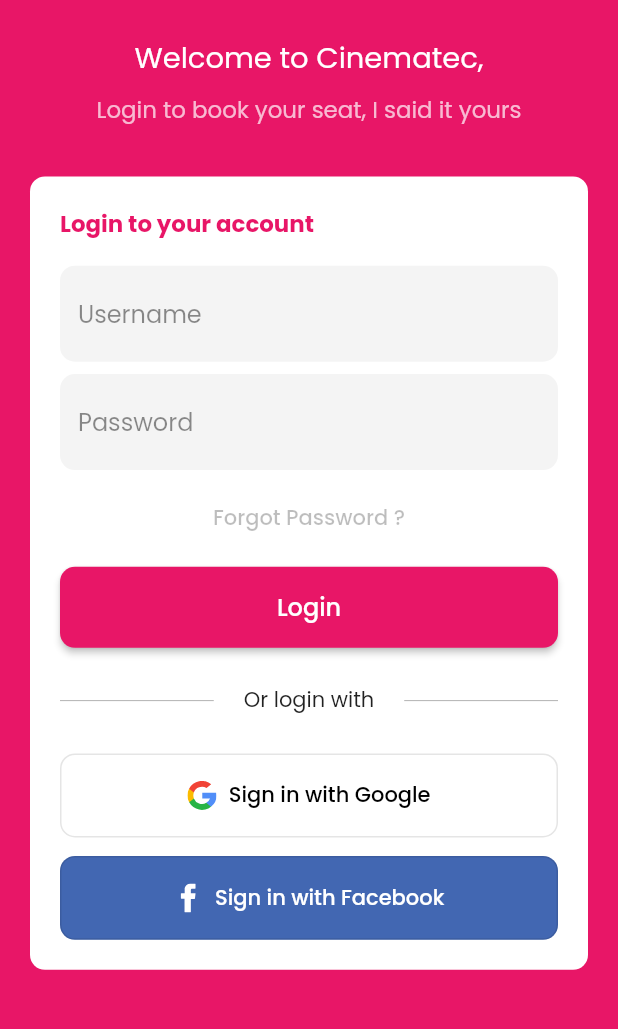
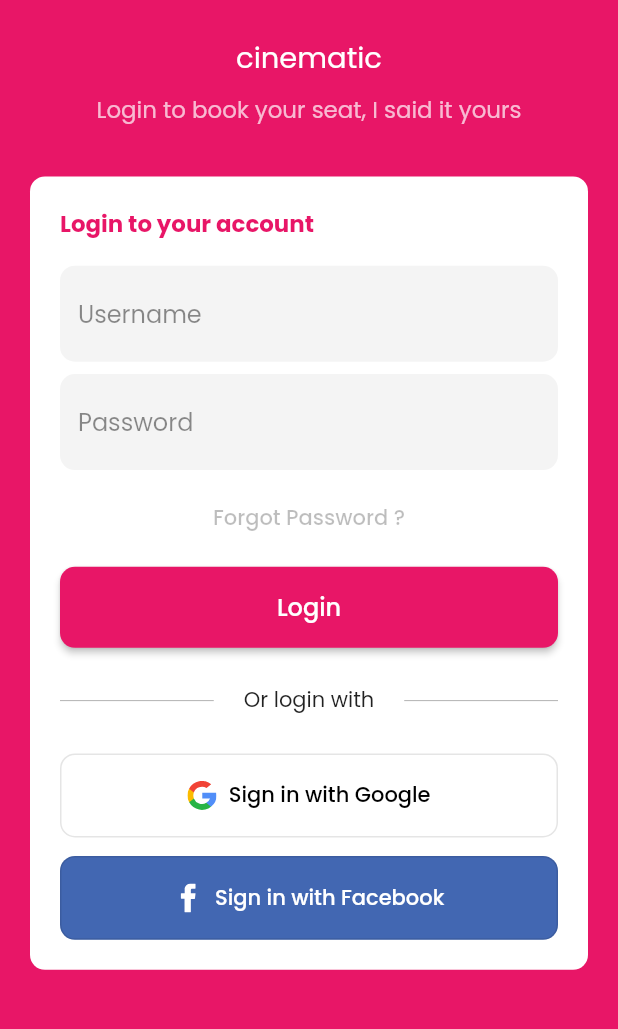
Before and after one commit to ahmedElsarag/cenimatic, a Flutter app: the screen it shows after launch, on a phone screen of 412 x 824 dp, the part 124-1153 px from its top. Run offline on Flutter 3.47's test engine with Material 2 defaults, Android fonts, the phone set to English and light mode, and no system bars; our stand-ins replace flutter_svg, responsive_sizer; generated files the repository leaves out were written again.

Commit message:
implement localization in both arabic and english

```diff
--- /dev/null
+++ b/l10n.yaml
@@ -0,0 +1,3 @@
+arb-dir: lib/l10n
+template-arb-file: app_en.arb
+output-localization-file: app_localization.dart
--- /dev/null
+++ b/lib/l10n/app_ar.arb
@@ -0,0 +1,3 @@
+{
+  "appTitle": "سينماتيك"
+}
--- /dev/null
+++ b/lib/l10n/app_en.arb
@@ -0,0 +1,3 @@
+{
+  "appTitle": "cinematic"
+}
--- a/lib/main.dart
+++ b/lib/main.dart
@@ -1,6 +1,7 @@
 import 'package:cenimatic/screens/splash_screen/splash_screen.dart';
 import 'package:cenimatic/utils/app_theme.dart';
 import 'package:flutter/material.dart';
+import 'package:flutter_gen/gen_l10n/app_localization.dart';
 import 'package:responsive_sizer/responsive_sizer.dart';
 
 void main() {
@@ -14,10 +15,15 @@ class MyApp extends StatelessWidget {
   @override
   Widget build(BuildContext context) {
     return ResponsiveSizer(
-        builder: (BuildContext, Orientation, ScreenType) => MaterialApp(
+        builder: (BuildContext, Orientation, ScreenType) =>
+            MaterialApp(
+
+              localizationsDelegates: AppLocalizations.localizationsDelegates,
+              supportedLocales: AppLocalizations.supportedLocales,
+
+              debugShowCheckedModeBanner: false,
               title: 'Flutter Demo',
               theme: AppTheme.myLightTheme,
-              debugShowCheckedModeBanner: false,
               home: SplashScreen(),
             ));
   }
--- a/lib/screens/login_screen/LoginScreen.dart
+++ b/lib/screens/login_screen/LoginScreen.dart
@@ -4,7 +4,7 @@ import 'package:flutter/material.dart';
 import 'package:flutter/services.dart';
 import 'package:flutter_svg/svg.dart';
 import 'package:responsive_sizer/responsive_sizer.dart';
-
+import 'package:flutter_gen/gen_l10n/app_localization.dart';
 class LoginScreen extends StatefulWidget {
   const LoginScreen({Key? key}) : super(key: key);
 
@@ -28,7 +28,7 @@ class _LoginScreenState extends State<LoginScreen> {
             children: [
               SvgPicture.asset('assets/icons/splash_icon.svg',height: 6.h),
               SizedBox(height: 3.h,),
-              Text('Welcome to Cinematec,',
+              Text(AppLocalizations?.of(context)?.appTitle??'',
               style: TextStyle(color: Colors.white,
                   fontSize: 18.sp),
               ),
--- a/pubspec.yaml
+++ b/pubspec.yaml
@@ -22,6 +22,9 @@ dependencies:
   flutter_svg: ^1.1.1+1
   responsive_sizer: ^3.1.0
   from_to_time_picker: ^1.0.2
+  flutter_localizations:
+    sdk: flutter
+  intl: ^0.17.0
 
 
 
@@ -33,7 +36,9 @@ dev_dependencies:
 
 
 flutter:
+  generate: true
   uses-material-design: true
+
 
   assets:
     - assets/icons/
```
Also changed, not shown: 1 other file.
